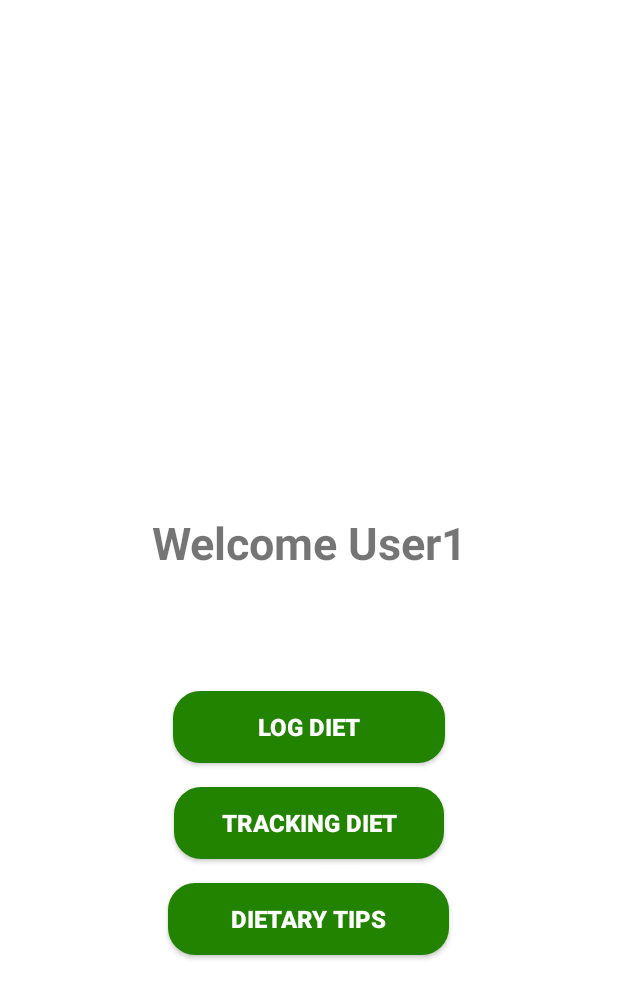
After one commit to kevincodedojo/DailyDietTrackingApp, an Android app: the WelcomeUser1 screen opened directly, with no data from a screen before it, on a phone screen of 412 x 824 dp. The commit adds this screen. Shown: the top 998 px of the screen. Run offline under Robolectric (Android 15) with nearby library versions, the phone set to English and light mode, and no system bars.

Commit message:
Added welcome user 1 activity

```diff
--- a/app/src/main/AndroidManifest.xml
+++ b/app/src/main/AndroidManifest.xml
@@ -24,6 +24,9 @@
                 <category android:name="android.intent.category.LAUNCHER" />
             </intent-filter>
         </activity>
+        <activity
+            android:name=".WelcomeUser1"
+            android:exported="false" />
     </application>
 
 </manifest>
--- /dev/null
+++ b/app/src/main/java/com/example/dailydiettrackingapp/WelcomeUser1.java
@@ -0,0 +1,44 @@
+package com.example.dailydiettrackingapp;
+
+import android.content.Intent;
+import android.os.Bundle;
+import android.view.View;
+import android.widget.Button;
+
+import androidx.activity.EdgeToEdge;
+import androidx.appcompat.app.AppCompatActivity;
+import androidx.core.graphics.Insets;
+import androidx.core.view.ViewCompat;
+import androidx.core.view.WindowInsetsCompat;
+
+public class WelcomeUser1 extends AppCompatActivity {
+
+    @Override
+    protected void onCreate(Bundle savedInstanceState) {
+        super.onCreate(savedInstanceState);
+        EdgeToEdge.enable(this);
+        setContentView(R.layout.activity_welcome_user);
+
+        ViewCompat.setOnApplyWindowInsetsListener(findViewById(R.id.main), (v, insets) -> {
+            Insets systemBars = insets.getInsets(WindowInsetsCompat.Type.systemBars());
+            v.setPadding(systemBars.left, systemBars.top, systemBars.right, systemBars.bottom);
+            return insets;
+        });
+
+        Button logDietButton = findViewById(R.id.btn_log_diet);
+        Button trackingDietButton = findViewById(R.id.btn_tracking_diet);
+        Button dietaryTipsButton = findViewById(R.id.btn_dietary_tips);
+
+        logDietButton.setOnClickListener(v -> {
+            // Add intent to navigate to Log Diet Activity
+        });
+
+        trackingDietButton.setOnClickListener(v -> {
+            // Add intent to navigate to Tracking Diet Activity
+        });
+
+        dietaryTipsButton.setOnClickListener(v -> {
+            // Add intent to navigate to Dietary Tips Activity
+        });
+    }
+}
--- /dev/null
+++ b/app/src/main/res/layout/activity_welcome_user.xml
@@ -0,0 +1,55 @@
+<?xml version="1.0" encoding="utf-8"?>
+<LinearLayout xmlns:android="http://schemas.android.com/apk/res/android"
+    android:id="@+id/main"
+    android:layout_width="match_parent"
+    android:layout_height="match_parent"
+    android:orientation="vertical"
+    android:padding="16dp"
+    android:gravity="center"
+    android:background="@color/white">
+
+    <TextView
+        android:id="@+id/welAdminTextView"
+        android:layout_width="match_parent"
+        android:layout_height="150dp"
+        android:textSize="30sp"
+        android:text="@string/welcome_user"
+        android:textStyle="bold"
+        android:gravity="center"
+        android:layout_marginTop="100dp"
+        android:layout_marginBottom="24dp"
+        />
+
+    <Button
+        android:id="@+id/btn_log_diet"
+        android:layout_width="181dp"
+        android:layout_height="wrap_content"
+        android:layout_marginBottom="16dp"
+        android:background="@drawable/button_shape"
+        android:text="Log Diet"
+        android:textColor="@color/white"
+        android:textSize="16sp"
+        android:textStyle="bold" />
+
+    <Button
+        android:id="@+id/btn_tracking_diet"
+        android:layout_width="180dp"
+        android:layout_height="wrap_content"
+        android:layout_marginBottom="16dp"
+        android:background="@drawable/button_shape"
+        android:text="Tracking Diet"
+        android:textColor="@color/white"
+        android:textSize="16sp"
+        android:textStyle="bold" />
+
+    <Button
+        android:id="@+id/btn_dietary_tips"
+        android:layout_width="187dp"
+        android:layout_height="wrap_content"
+        android:background="@drawable/button_shape"
+        android:text="Dietary Tips"
+        android:textColor="@color/white"
+        android:textSize="16sp"
+        android:textStyle="bold" />
+
+</LinearLayout>
--- a/app/src/main/res/values/strings.xml
+++ b/app/src/main/res/values/strings.xml
@@ -5,4 +5,5 @@
     <string name="users">Users</string>
     <string name="adding_diet_tips">Adding Diet Tips</string>
     <string name="sign_out">Sign out</string>
+    <string name="welcome_user">Welcome User1</string>
 </resources>
```
